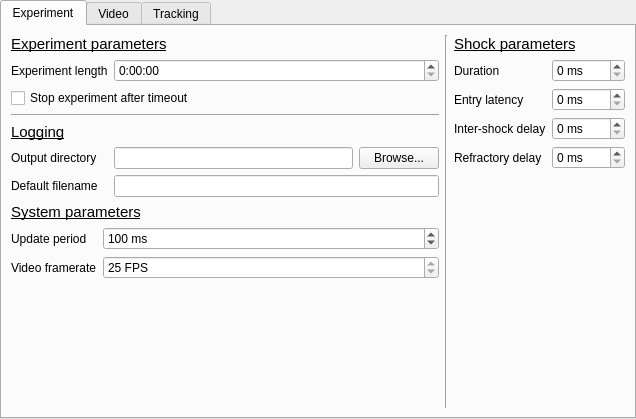
The window that configwindow.ui (fgu-cas/kachna-tracker) describes before a commit, drawn with Qt 5.
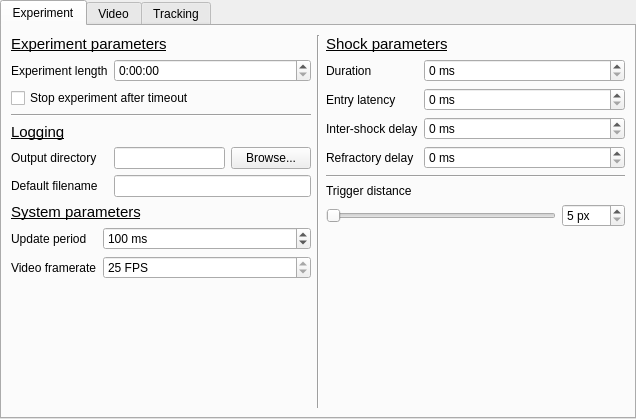
The same window after the commit.

Commit message: add shock trigger distance as an option; render it live

Patch:
```diff
--- a/configwindow.ui
+++ b/configwindow.ui
@@ -296,6 +296,63 @@
           </item>
          </layout>
         </item>
+        <item>
+         <widget class="Line" name="line_4">
+          <property name="orientation">
+           <enum>Qt::Horizontal</enum>
+          </property>
+         </widget>
+        </item>
+        <item>
+         <layout class="QVBoxLayout" name="verticalLayout_5">
+          <item>
+           <widget class="QLabel" name="label_33">
+            <property name="text">
+             <string>Trigger distance</string>
+            </property>
+           </widget>
+          </item>
+          <item>
+           <layout class="QHBoxLayout" name="horizontalLayout_8">
+            <item>
+             <widget class="QSlider" name="triggerSlider">
+              <property name="minimum">
+               <number>5</number>
+              </property>
+              <property name="maximum">
+               <number>300</number>
+              </property>
+              <property name="orientation">
+               <enum>Qt::Horizontal</enum>
+              </property>
+              <property name="invertedAppearance">
+               <bool>false</bool>
+              </property>
+              <property name="invertedControls">
+               <bool>false</bool>
+              </property>
+              <property name="tickPosition">
+               <enum>QSlider::NoTicks</enum>
+              </property>
+             </widget>
+            </item>
+            <item>
+             <widget class="QSpinBox" name="triggerBox">
+              <property name="suffix">
+               <string> px</string>
+              </property>
+              <property name="minimum">
+               <number>5</number>
+              </property>
+              <property name="maximum">
+               <number>999</number>
+              </property>
+             </widget>
+            </item>
+           </layout>
+          </item>
+         </layout>
+        </item>
         <item>
          <spacer name="verticalSpacer_4">
           <property name="orientation">
```
The commit also changes 6 other files.
